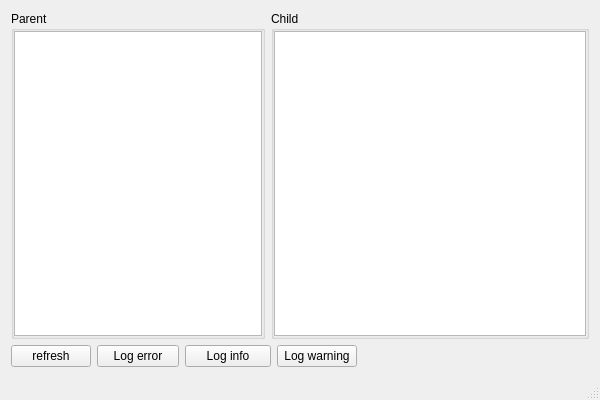
The window that TestApp/DebuggedApp.ui (roomain/UDebugger) describes before a commit, drawn with Qt 5.
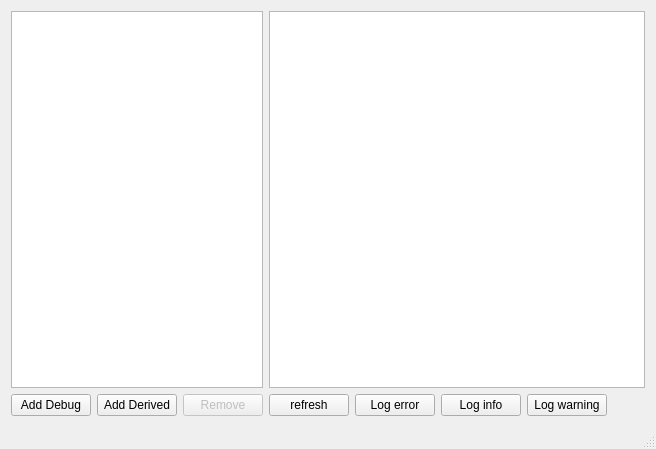
The same window after the commit.

Diff of the .ui file:
```diff
--- a/TestApp/DebuggedApp.ui
+++ b/TestApp/DebuggedApp.ui
@@ -6,8 +6,8 @@
    <rect>
     <x>0</x>
     <y>0</y>
-    <width>600</width>
-    <height>400</height>
+    <width>656</width>
+    <height>449</height>
    </rect>
   </property>
   <property name="windowTitle">
@@ -15,89 +15,31 @@
   </property>
   <widget class="QWidget" name="centralWidget">
    <layout class="QGridLayout" name="gridLayout">
-    <item row="0" column="0" colspan="3">
-     <widget class="QGroupBox" name="groupBox">
-      <property name="title">
-       <string>Parent</string>
+    <item row="1" column="2">
+     <widget class="QPushButton" name="pBtnRemove">
+      <property name="enabled">
+       <bool>false</bool>
       </property>
-      <layout class="QGridLayout" name="gridLayout_3">
-       <property name="leftMargin">
-        <number>0</number>
-       </property>
-       <property name="topMargin">
-        <number>0</number>
-       </property>
-       <property name="rightMargin">
-        <number>0</number>
-       </property>
-       <property name="bottomMargin">
-        <number>0</number>
-       </property>
-       <property name="spacing">
-        <number>0</number>
-       </property>
-       <item row="0" column="0">
-        <widget class="QTableWidget" name="twParent">
-         <attribute name="horizontalHeaderVisible">
-          <bool>false</bool>
-         </attribute>
-         <attribute name="verticalHeaderVisible">
-          <bool>false</bool>
-         </attribute>
-        </widget>
-       </item>
-      </layout>
-     </widget>
-    </item>
-    <item row="0" column="3" colspan="3">
-     <widget class="QGroupBox" name="groupBox_2">
-      <property name="title">
-       <string>Child</string>
+      <property name="text">
+       <string>Remove</string>
       </property>
-      <layout class="QGridLayout" name="gridLayout_2">
-       <property name="leftMargin">
-        <number>0</number>
-       </property>
-       <property name="topMargin">
-        <number>0</number>
-       </property>
-       <property name="rightMargin">
-        <number>0</number>
-       </property>
-       <property name="bottomMargin">
-        <number>0</number>
-       </property>
-       <property name="spacing">
-        <number>0</number>
-       </property>
-       <item row="0" column="0">
-        <widget class="QTableWidget" name="twChild">
-         <attribute name="horizontalHeaderVisible">
-          <bool>false</bool>
-         </attribute>
-         <attribute name="verticalHeaderVisible">
-          <bool>false</bool>
-         </attribute>
-        </widget>
-       </item>
-      </layout>
      </widget>
     </item>
-    <item row="1" column="0">
-     <widget class="QPushButton" name="pBtnRefresh">
+    <item row="1" column="8">
+     <widget class="QPushButton" name="pBtnLogWarning">
       <property name="text">
-       <string>refresh</string>
+       <string>Log warning</string>
       </property>
      </widget>
     </item>
-    <item row="1" column="1">
+    <item row="1" column="5">
      <widget class="QPushButton" name="pBtnLogError">
       <property name="text">
        <string>Log error</string>
       </property>
      </widget>
     </item>
-    <item row="1" column="2" colspan="2">
+    <item row="1" column="6" colspan="2">
      <widget class="QPushButton" name="pBtnLogInfo">
       <property name="text">
        <string>Log info</string>
@@ -105,13 +47,27 @@
      </widget>
     </item>
     <item row="1" column="4">
-     <widget class="QPushButton" name="pBtnLogWarning">
+     <widget class="QPushButton" name="pBtnRefresh">
       <property name="text">
-       <string>Log warning</string>
+       <string>refresh</string>
       </property>
      </widget>
     </item>
-    <item row="1" column="5">
+    <item row="1" column="0">
+     <widget class="QPushButton" name="pBtnAddDebug">
+      <property name="text">
+       <string>Add Debug</string>
+      </property>
+     </widget>
+    </item>
+    <item row="1" column="1">
+     <widget class="QPushButton" name="pBtnAddDerived">
+      <property name="text">
+       <string>Add Derived</string>
+      </property>
+     </widget>
+    </item>
+    <item row="1" column="9">
      <spacer name="horizontalSpacer">
       <property name="orientation">
        <enum>Qt::Horizontal</enum>
@@ -124,6 +80,26 @@
       </property>
      </spacer>
     </item>
+    <item row="0" column="0" colspan="3">
+     <widget class="QListWidget" name="listWidget">
+      <property name="alternatingRowColors">
+       <bool>true</bool>
+      </property>
+     </widget>
+    </item>
+    <item row="0" column="4" colspan="6">
+     <widget class="QTableWidget" name="twObject">
+      <property name="alternatingRowColors">
+       <bool>true</bool>
+      </property>
+      <attribute name="horizontalHeaderVisible">
+       <bool>false</bool>
+      </attribute>
+      <attribute name="verticalHeaderVisible">
+       <bool>false</bool>
+      </attribute>
+     </widget>
+    </item>
    </layout>
   </widget>
   <widget class="QStatusBar" name="statusBar"/>
```
